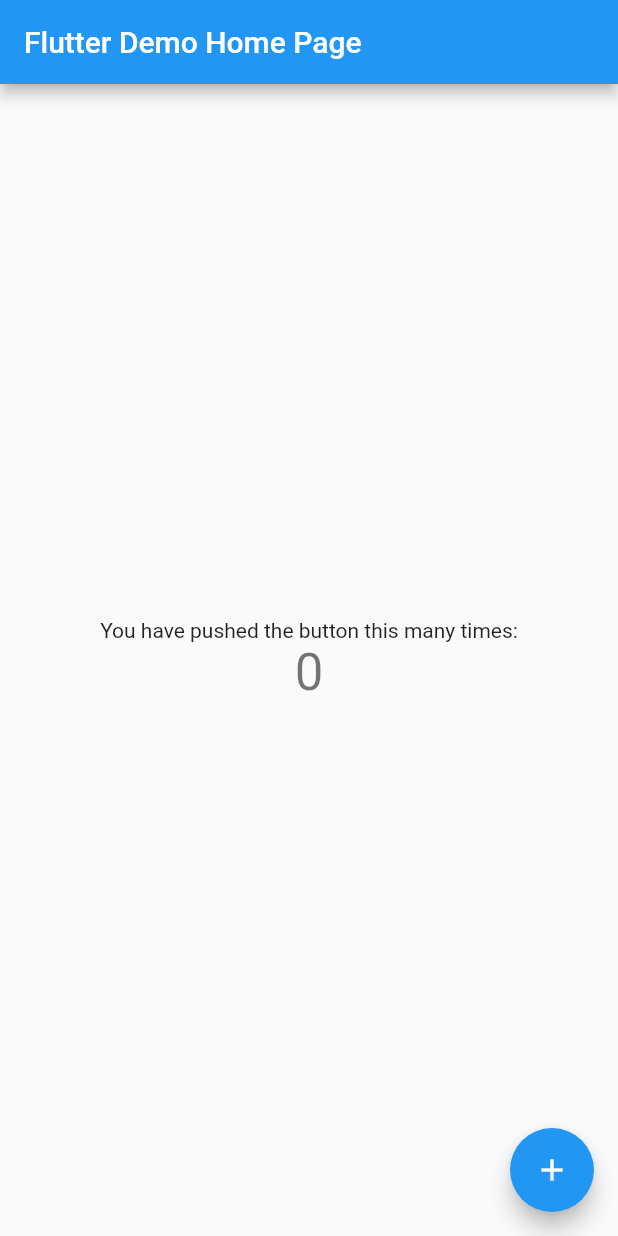
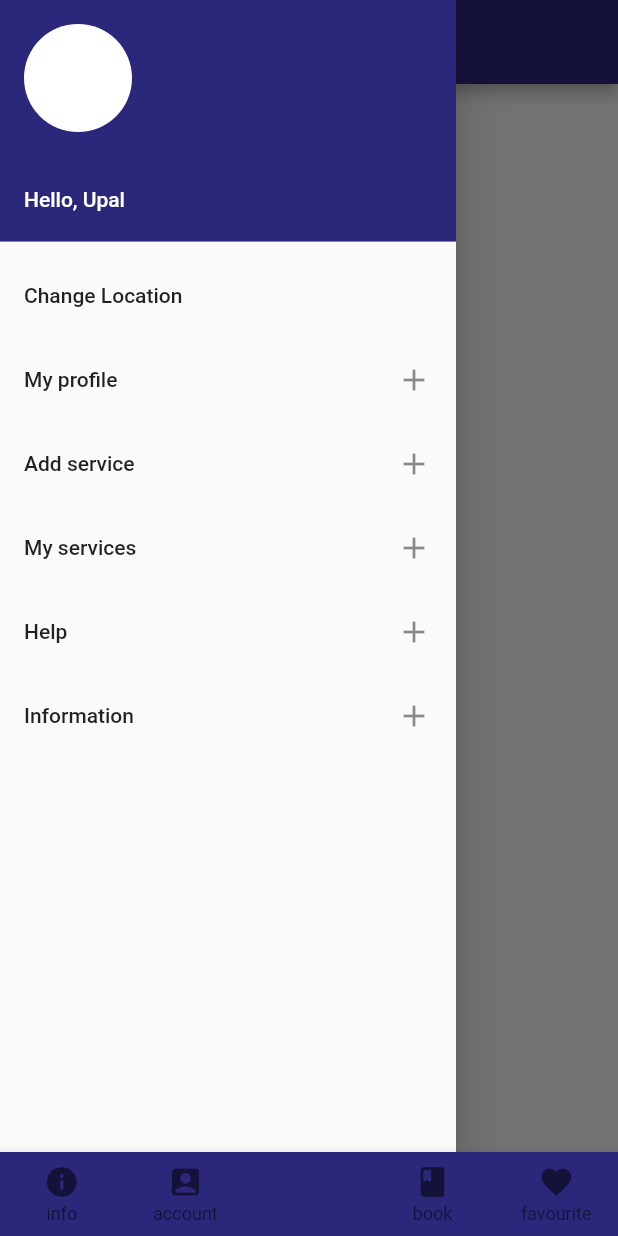
Before and after one commit to debaditb/blue_mobile_app, a Flutter app: the screen it shows after launch, with the side drawer open (before the commit the screen has no drawer), on a phone screen of 412 x 824 dp. Run offline on Flutter 3.47's test engine with Material 2 defaults, Android fonts, the phone set to English and light mode, and no system bars.

Commit message:
Add basic structure

```diff
--- a/lib/main.dart
+++ b/lib/main.dart
@@ -1,111 +1,16 @@
+import 'package:blue_mobile_app/view/utils.dart';
+import 'package:blue_mobile_app/view/app.dart';
 import 'package:flutter/material.dart';
 
 void main() => runApp(MyApp());
 
 class MyApp extends StatelessWidget {
-  // This widget is the root of your application.
   @override
   Widget build(BuildContext context) {
     return MaterialApp(
-      title: 'Flutter Demo',
-      theme: ThemeData(
-        // This is the theme of your application.
-        //
-        // Try running your application with "flutter run". You'll see the
-        // application has a blue toolbar. Then, without quitting the app, try
-        // changing the primarySwatch below to Colors.green and then invoke
-        // "hot reload" (press "r" in the console where you ran "flutter run",
-        // or simply save your changes to "hot reload" in a Flutter IDE).
-        // Notice that the counter didn't reset back to zero; the application
-        // is not restarted.
-        primarySwatch: Colors.blue,
-      ),
-      home: MyHomePage(title: 'Flutter Demo Home Page'),
+      title: 'Welcome to Flutter',
+      home: App(),
+      theme: new ThemeData(primarySwatch: HexColor.colorCustom),
     );
   }
 }
-
-class MyHomePage extends StatefulWidget {
-  MyHomePage({Key key, this.title}) : super(key: key);
-
-  // This widget is the home page of your application. It is stateful, meaning
-  // that it has a State object (defined below) that contains fields that affect
-  // how it looks.
-
-  // This class is the configuration for the state. It holds the values (in this
-  // case the title) provided by the parent (in this case the App widget) and
-  // used by the build method of the State. Fields in a Widget subclass are
-  // always marked "final".
-
-  final String title;
-
-  @override
-  _MyHomePageState createState() => _MyHomePageState();
-}
-
-class _MyHomePageState extends State<MyHomePage> {
-  int _counter = 0;
-
-  void _incrementCounter() {
-    setState(() {
-      // This call to setState tells the Flutter framework that something has
-      // changed in this State, which causes it to rerun the build method below
-      // so that the display can reflect the updated values. If we changed
-      // _counter without calling setState(), then the build method would not be
-      // called again, and so nothing would appear to happen.
-      _counter++;
-    });
-  }
-
-  @override
-  Widget build(BuildContext context) {
-    // This method is rerun every time setState is called, for instance as done
-    // by the _incrementCounter method above.
-    //
-    // The Flutter framework has been optimized to make rerunning build methods
-    // fast, so that you can just rebuild anything that needs updating rather
-    // than having to individually change instances of widgets.
-    return Scaffold(
-      appBar: AppBar(
-        // Here we take the value from the MyHomePage object that was created by
-        // the App.build method, and use it to set our appbar title.
-        title: Text(widget.title),
-      ),
-      body: Center(
-        // Center is a layout widget. It takes a single child and positions it
-        // in the middle of the parent.
-        child: Column(
-          // Column is also a layout widget. It takes a list of children and
-          // arranges them vertically. By default, it sizes itself to fit its
-          // children horizontally, and tries to be as tall as its parent.
-          //
-          // Invoke "debug painting" (press "p" in the console, choose the
-          // "Toggle Debug Paint" action from the Flutter Inspector in Android
-          // Studio, or the "Toggle Debug Paint" command in Visual Studio Code)
-          // to see the wireframe for each widget.
-          //
-          // Column has various properties to control how it sizes itself and
-          // how it positions its children. Here we use mainAxisAlignment to
-          // center the children vertically; the main axis here is the vertical
-          // axis because Columns are vertical (the cross axis would be
-          // horizontal).
-          mainAxisAlignment: MainAxisAlignment.center,
-          children: <Widget>[
-            Text(
-              'You have pushed the button this many times:',
-            ),
-            Text(
-              '$_counter',
-              style: Theme.of(context).textTheme.display1,
-            ),
-          ],
-        ),
-      ),
-      floatingActionButton: FloatingActionButton(
-        onPressed: _incrementCounter,
-        tooltip: 'Increment',
-        child: Icon(Icons.add),
-      ), // This trailing comma makes auto-formatting nicer for build methods.
-    );
-  }
-}
--- /dev/null
+++ b/lib/view/account_screen.dart
@@ -0,0 +1,15 @@
+import 'package:flutter/material.dart';
+
+import 'app_drawer.dart';
+
+class AccountScreen extends StatelessWidget {
+  @override
+  Widget build(BuildContext context) {
+    return Scaffold(
+        appBar: AppBar(
+          title: const Text('Welcome to Flutter'),
+        ),
+        drawer: AppDrawer(),
+        body: Container());
+  }
+}
--- /dev/null
+++ b/lib/view/app.dart
@@ -0,0 +1,59 @@
+import 'package:blue_mobile_app/view/Utils.dart';
+import 'package:blue_mobile_app/view/account_screen.dart';
+import 'package:blue_mobile_app/view/book_screen.dart';
+import 'package:blue_mobile_app/view/favourite_screen.dart';
+import 'package:blue_mobile_app/view/home_screen.dart';
+import 'package:blue_mobile_app/view/info_screen.dart';
+import 'package:flutter/material.dart';
+
+class App extends StatefulWidget {
+  @override
+  _AppState createState() => _AppState();
+}
+
+class _AppState extends State<App> {
+  int _selectedIndex = 2;
+
+  @override
+  Widget build(BuildContext context) {
+    return Scaffold(
+        body: [
+          InfoScreen(),
+          AccountScreen(),
+          HomeScreen(),
+          BookScreen(),
+          FavouriteScreen()
+        ].elementAt(_selectedIndex),
+        bottomNavigationBar: new Theme(
+          data: Theme.of(context).copyWith(
+              canvasColor: HexColor.colorCustom,
+              primaryColor: Colors.blueGrey,
+              textTheme: Theme.of(context)
+                  .textTheme
+                  .copyWith(caption: new TextStyle(color: Colors.white))),
+          child: new BottomNavigationBar(
+            type: BottomNavigationBarType.fixed,
+            currentIndex: _selectedIndex,
+            items: <BottomNavigationBarItem>[
+              BottomNavigationBarItem(
+                  icon: Icon(Icons.info), title: Text("info")),
+              BottomNavigationBarItem(
+                  icon: Icon(Icons.account_box), title: Text("account")),
+              BottomNavigationBarItem(
+                  icon: Icon(Icons.home), title: Text("home")),
+              BottomNavigationBarItem(
+                  icon: Icon(Icons.book), title: Text("book")),
+              BottomNavigationBarItem(
+                  icon: Icon(Icons.favorite), title: Text("favourite")),
+            ],
+            onTap: _onBarItemTap,
+          ),
+        ));
+  }
+
+  void _onBarItemTap(int value) {
+    setState(() {
+      _selectedIndex = value;
+    });
+  }
+}
--- /dev/null
+++ b/lib/view/app_drawer.dart
@@ -0,0 +1,24 @@
+import 'package:flutter/material.dart';
+
+class AppDrawer extends StatelessWidget {
+  @override
+  Widget build(BuildContext context) {
+    return Drawer(
+      child: Column(
+        children: <Widget>[
+          UserAccountsDrawerHeader(
+            accountName: Text("Hello, Upal"),
+            accountEmail: null,
+            currentAccountPicture: CircleAvatar(backgroundColor: Colors.white),
+          ),
+          ListTile(title: Text("Change Location")),
+          ListTile(title: Text("My profile"), trailing: Icon(Icons.add)),
+          ListTile(title: Text("Add service"), trailing: Icon(Icons.add)),
+          ListTile(title: Text("My services"), trailing: Icon(Icons.add)),
+          ListTile(title: Text("Help"), trailing: Icon(Icons.add)),
+          ListTile(title: Text("Information"), trailing: Icon(Icons.add))
+        ],
+      ),
+    );
+  }
+}
--- /dev/null
+++ b/lib/view/book_screen.dart
@@ -0,0 +1,15 @@
+import 'package:flutter/material.dart';
+
+import 'app_drawer.dart';
+
+class BookScreen extends StatelessWidget {
+  @override
+  Widget build(BuildContext context) {
+    return Scaffold(
+        appBar: AppBar(
+          title: const Text('Welcome to Flutter'),
+        ),
+        drawer: AppDrawer(),
+        body: Container());
+  }
+}
--- /dev/null
+++ b/lib/view/favourite_screen.dart
@@ -0,0 +1,15 @@
+import 'package:flutter/material.dart';
+
+import 'app_drawer.dart';
+
+class FavouriteScreen extends StatelessWidget {
+  @override
+  Widget build(BuildContext context) {
+    return Scaffold(
+        appBar: AppBar(
+          title: const Text('Welcome to Flutter'),
+        ),
+        drawer: AppDrawer(),
+        body: Container());
+  }
+}
--- /dev/null
+++ b/lib/view/home_screen.dart
@@ -0,0 +1,15 @@
+import 'package:flutter/material.dart';
+
+import 'app_drawer.dart';
+
+class HomeScreen extends StatelessWidget {
+  @override
+  Widget build(BuildContext context) {
+    return Scaffold(
+        appBar: AppBar(
+          title: const Text('Welcome to Flutter'),
+        ),
+        drawer: AppDrawer(),
+        body: Container());
+  }
+}
--- /dev/null
+++ b/lib/view/info_screen.dart
@@ -0,0 +1,15 @@
+import 'package:flutter/material.dart';
+
+import 'app_drawer.dart';
+
+class InfoScreen extends StatelessWidget {
+  @override
+  Widget build(BuildContext context) {
+    return Scaffold(
+        appBar: AppBar(
+          title: const Text('InfoScreen'),
+        ),
+        drawer: AppDrawer(),
+        body: Container());
+  }
+}
--- /dev/null
+++ b/lib/view/utils.dart
@@ -0,0 +1,30 @@
+
+import 'dart:ui';
+
+import 'package:flutter/material.dart';
+
+class HexColor {
+  /// String is in the format "aabbcc" or "ffaabbcc" with an optional leading "#".
+  static int fromHex(String hexString) {
+    final buffer = StringBuffer();
+    if (hexString.length == 6 || hexString.length == 7) buffer.write('ff');
+    buffer.write(hexString.replaceFirst('#', ''));
+    return int.parse(buffer.toString(), radix: 16);
+  }
+
+  static Map<int, Color> color = {
+    50: Color.fromRGBO(43, 40, 124, .1),
+    100: Color.fromRGBO(43, 40, 124, .2),
+    200: Color.fromRGBO(43, 40, 124, .3),
+    300: Color.fromRGBO(43, 40, 124, .4),
+    400: Color.fromRGBO(43, 40, 124, .5),
+    500: Color.fromRGBO(43, 40, 124, .6),
+    600: Color.fromRGBO(43, 40, 124, .7),
+    700: Color.fromRGBO(43, 40, 124, .8),
+    800: Color.fromRGBO(43, 40, 124, .9),
+    900: Color.fromRGBO(43, 40, 124, 1),
+  };
+
+  static MaterialColor colorCustom = MaterialColor(HexColor.fromHex("#2B287C"), color);
+
+}
```
